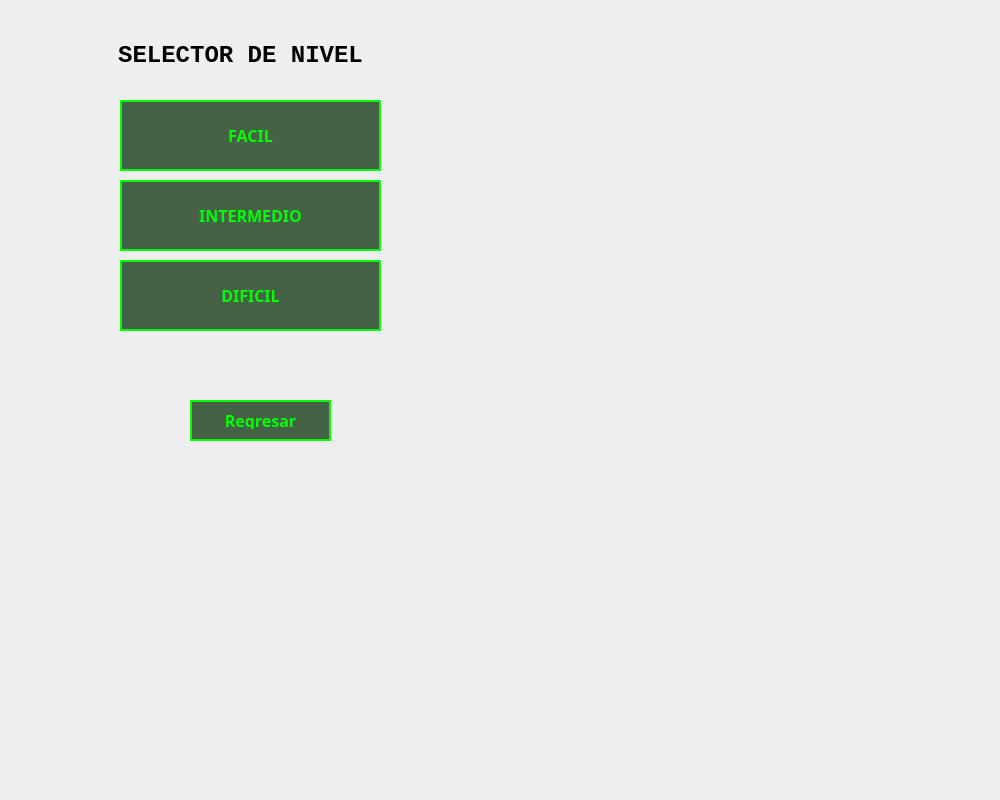
This is Minesweeper/frmmodehistoria.ui in WeaselSSH/Minesweeper as Qt 5 draws it before an edit. The edited form follows.
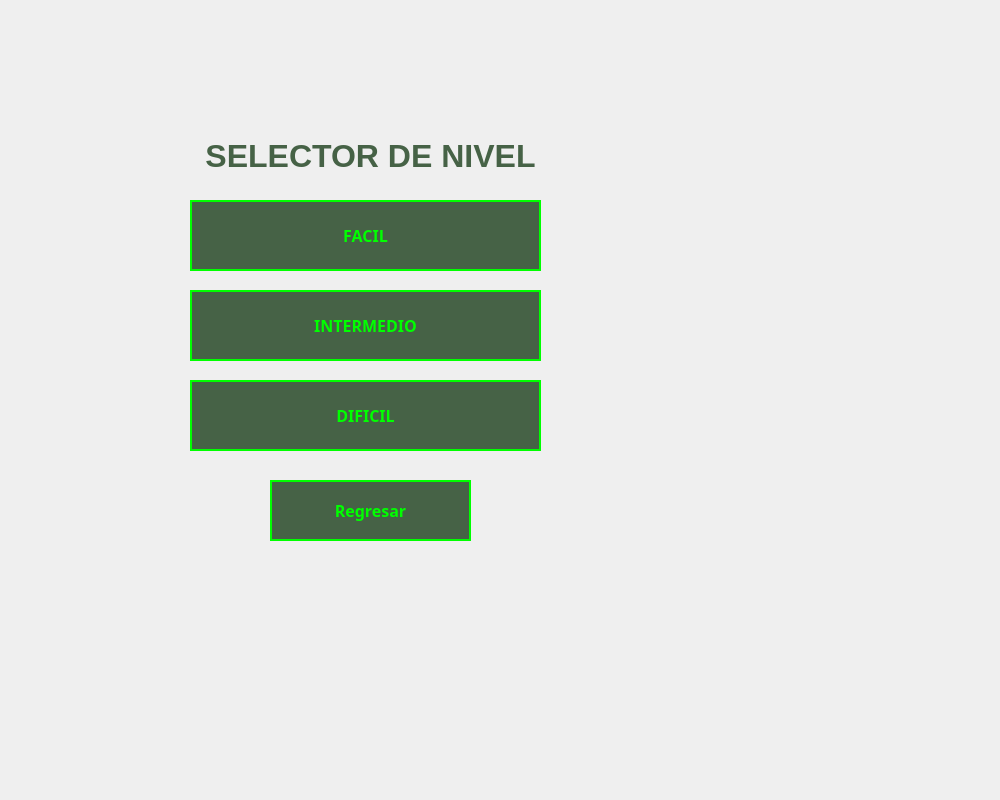
This is the edited form.

Diff of the .ui file:
```diff
--- a/Minesweeper/frmmodehistoria.ui
+++ b/Minesweeper/frmmodehistoria.ui
@@ -37,21 +37,28 @@
 QPushButton:pressed {
     background-color: #00FF00;
     color: #050A05;                     
+}
+
+QLabel {
+    color: rgba(0, 40, 0, 180);               
+    font-family: 'Segoe UI';  
+    font-style: Bold;                
+    background: transparent;        
 }</string>
   </property>
   <widget class="QLabel" name="label">
    <property name="geometry">
     <rect>
-     <x>80</x>
-     <y>30</y>
-     <width>321</width>
+     <x>160</x>
+     <y>130</y>
+     <width>421</width>
      <height>51</height>
     </rect>
    </property>
    <property name="font">
     <font>
-     <family>Courier New</family>
-     <pointsize>18</pointsize>
+     <family>Segoe UI</family>
+     <pointsize>24</pointsize>
      <bold>true</bold>
     </font>
    </property>
@@ -65,9 +72,9 @@
   <widget class="QPushButton" name="btnNivel3">
    <property name="geometry">
     <rect>
-     <x>120</x>
-     <y>260</y>
-     <width>261</width>
+     <x>190</x>
+     <y>380</y>
+     <width>351</width>
      <height>71</height>
     </rect>
    </property>
@@ -85,9 +92,9 @@
   <widget class="QPushButton" name="btnNivel2">
    <property name="geometry">
     <rect>
-     <x>120</x>
-     <y>180</y>
-     <width>261</width>
+     <x>190</x>
+     <y>290</y>
+     <width>351</width>
      <height>71</height>
     </rect>
    </property>
@@ -105,9 +112,9 @@
   <widget class="QPushButton" name="btnNivel1">
    <property name="geometry">
     <rect>
-     <x>120</x>
-     <y>100</y>
-     <width>261</width>
+     <x>190</x>
+     <y>200</y>
+     <width>351</width>
      <height>71</height>
     </rect>
    </property>
@@ -125,10 +132,10 @@
   <widget class="QPushButton" name="btnRegresar">
    <property name="geometry">
     <rect>
-     <x>190</x>
-     <y>400</y>
-     <width>141</width>
-     <height>41</height>
+     <x>270</x>
+     <y>480</y>
+     <width>201</width>
+     <height>61</height>
     </rect>
    </property>
    <property name="font">
```
